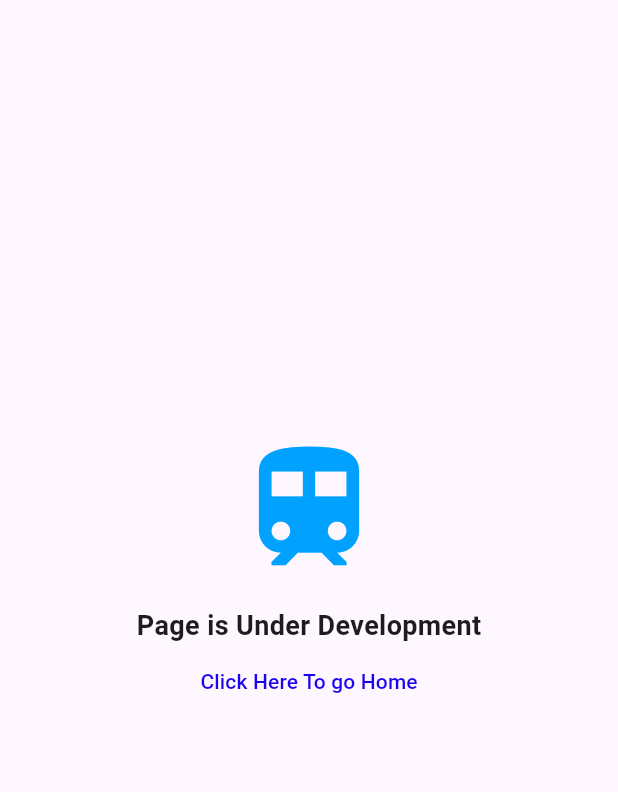
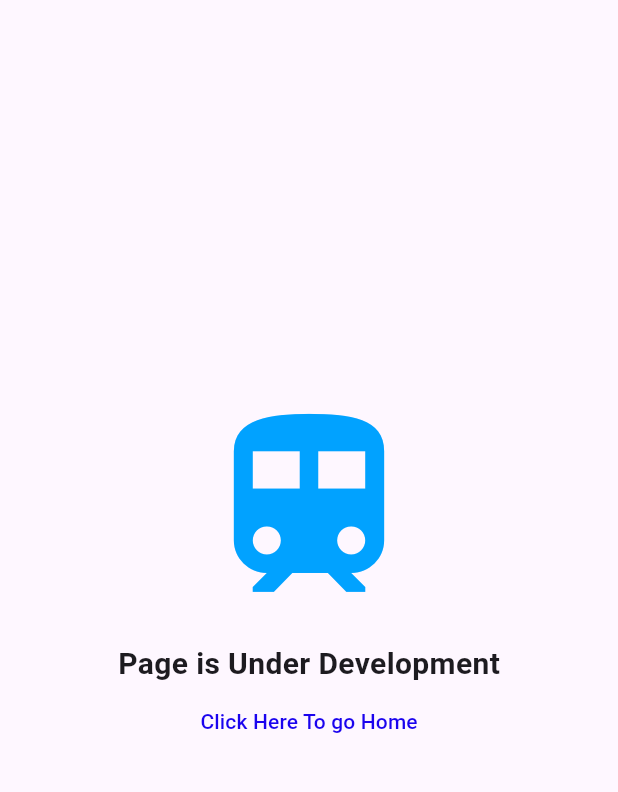
Before and after one commit to hasibcore/Train-Router, a Flutter app: the screen it shows after launch, on a phone screen of 412 x 824 dp, the part 84-876 px from its top. Run offline on Flutter 3.47's test engine with Material 3 defaults, Android fonts, the phone set to English and light mode, and no system bars.

Commit message:
Changed some values

```diff
--- a/lib/main.dart
+++ b/lib/main.dart
@@ -50,13 +50,13 @@ class TrainRouterHome extends StatelessWidget {
             children: [
               Icon(
                 Icons.train,
-                size: 100,
+                size: 150,
                 color: Color.fromARGB(255, 1, 162, 255),
               ),
               SizedBox(height: 15),
               Text(
                 'Page is Under Development',
-                style: TextStyle(fontSize: 18, fontWeight: FontWeight.bold),
+                style: TextStyle(fontSize: 20, fontWeight: FontWeight.bold),
               ),
 
 
@@ -76,3 +76,9 @@ class TrainRouterHome extends StatelessWidget {
     );
   }
 }
+/*
+Login page
+Home page
+Splash Screen
+Seat class page
+*/
```
